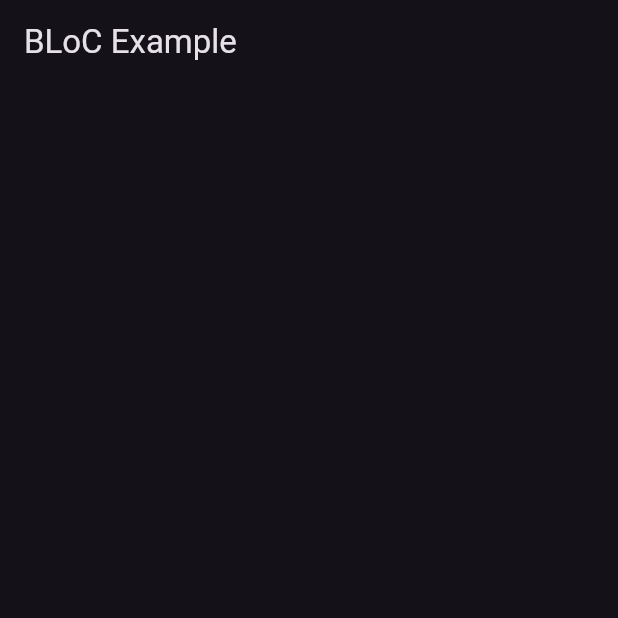
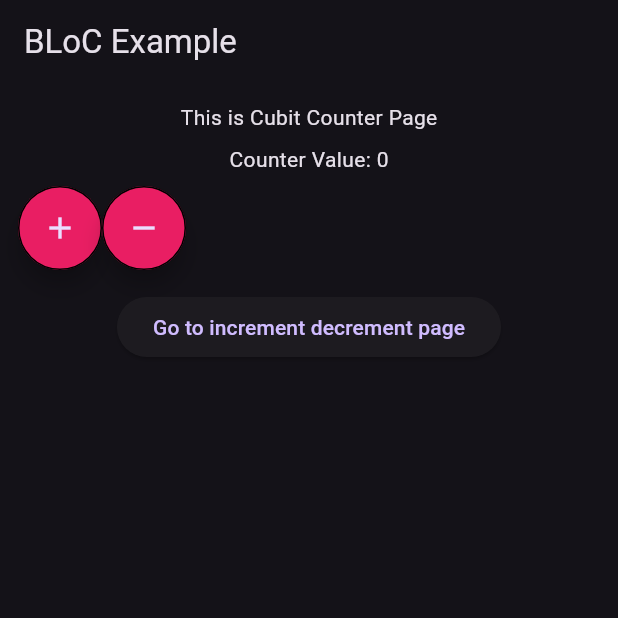
Before and after one commit to uchamod/flutter-bloc-learning, a Flutter app: the screen it shows after launch, on a phone screen of 412 x 824 dp, the top half of it. Run offline on Flutter 3.47's test engine with Material 3 defaults, Android fonts, the light colour scheme and no system bars; our stand-ins replace flutter_bloc.

Commit message:
add basic counter app with cubit management

```diff
--- /dev/null
+++ b/lib/cubit/counter_cubit.dart
@@ -0,0 +1,17 @@
+import 'package:flutter_bloc/flutter_bloc.dart';
+
+//create a CounterCubit which extends Cubit with an initial state of 0
+class CounterCubit extends Cubit<int> {
+  CounterCubit() : super(0);
+
+  //increment method to increase the counter value by 1
+  void increment() => emit(state + 1);
+
+  //decrement method to decrease the counter value by 1
+  void decrement() {
+    if (state == 0) {
+      return;
+    }
+    emit(state - 1);
+  }
+}
--- a/lib/main.dart
+++ b/lib/main.dart
@@ -1,5 +1,7 @@
-import 'package:bloc_learning/pages/main_page.dart';
+import 'package:bloc_learning/cubit/counter_cubit.dart';
+import 'package:bloc_learning/pages/cubit_counter_page.dart';
 import 'package:flutter/material.dart';
+import 'package:flutter_bloc/flutter_bloc.dart';
 
 void main() {
   runApp(const MyApp());
@@ -10,12 +12,14 @@ class MyApp extends StatelessWidget {
 
   @override
   Widget build(BuildContext context) {
-    return MaterialApp(
-      title: 'Flutter BLoC',
-      theme: ThemeData(
-       brightness: Brightness.dark
+    return BlocProvider(
+      create: (_) => CounterCubit(),
+      child: MaterialApp(
+        debugShowCheckedModeBanner: false,
+        title: 'Flutter BLoC Counter',
+        theme: ThemeData(brightness: Brightness.dark),
+        home: CubitCounterPage(),
       ),
-      home: MainPage(),
     );
   }
 }
--- /dev/null
+++ b/lib/pages/cubit_counter_page.dart
@@ -0,0 +1,71 @@
+import 'package:bloc_learning/cubit/counter_cubit.dart';
+import 'package:bloc_learning/pages/inc_dec_page.dart';
+import 'package:flutter/material.dart';
+import 'package:flutter_bloc/flutter_bloc.dart';
+
+class CubitCounterPage extends StatelessWidget {
+  CubitCounterPage({super.key});
+  //create an instance of CounterCubit
+  // CounterCubit counterCubit = CounterCubit();
+
+  @override
+  Widget build(BuildContext context) {
+    final counterCubit = BlocProvider.of<CounterCubit>(context);
+    return Scaffold(
+      appBar: AppBar(title: Text("BLoC Example")),
+      body: SingleChildScrollView(
+        padding: EdgeInsets.all(12),
+        child: Column(
+          children: [
+            Text("This is Cubit Counter Page"),
+            SizedBox(height: 8),
+            BlocBuilder<CounterCubit, int>(
+              bloc: counterCubit,
+              builder: (context, count) {
+                return Text("Counter Value: $count");
+              },
+            ),
+            SizedBox(height: 8),
+            Row(
+              children: [
+                //increment button
+                FloatingActionButton(
+                  shape: CircleBorder(
+                    eccentricity: 0.0,
+                    side: BorderSide(width: 1, color: Colors.black),
+                  ),
+                  backgroundColor: Colors.pink,
+                  child: Icon(Icons.add),
+                  onPressed: () {
+                    counterCubit.increment();
+                  },
+                ),
+                //decrement button
+                FloatingActionButton(
+                  shape: CircleBorder(
+                    eccentricity: 0.0,
+                    side: BorderSide(width: 1, color: Colors.black),
+                  ),
+                  backgroundColor: Colors.pink,
+                  child: Icon(Icons.remove),
+                  onPressed: () {
+                    counterCubit.decrement();
+                  },
+                ),
+              ],
+            ),
+            SizedBox(height: 14),
+            ElevatedButton(
+              onPressed: () {
+                Navigator.of(context).push(
+                  MaterialPageRoute(builder: (_) => IncrementDecrementPage()),
+                );
+              },
+              child: Text("Go to increment decrement page"),
+            ),
+          ],
+        ),
+      ),
+    );
+  }
+}
--- a/lib/pages/main_page.dart
+++ /dev/null
@@ -1,20 +0,0 @@
-import 'package:flutter/material.dart';
-
-class MainPage extends StatelessWidget {
-  const MainPage({super.key});
-
-  @override
-  Widget build(BuildContext context) {
-    return Scaffold(
-      appBar: AppBar(
-        title: Text("BLoC Example"),
-      ),
-      body: SingleChildScrollView(
-        padding: EdgeInsets.all(12),
-        child: Column(
-          children: [],
-        ),
-      ),
-    );
-  }
-}
--- a/pubspec.yaml
+++ b/pubspec.yaml
@@ -29,7 +29,6 @@ dependencies:
 
   cupertino_icons: ^1.0.8
   equatable: ^2.0.7
-  bloc: ^9.1.0
   flutter_bloc: ^9.1.1
   bloc_test: ^10.0.0
 
```
Also changed, not shown: lib/pages/inc_dec_page.dart (added, +53 -0 lines), pubspec.lock.
